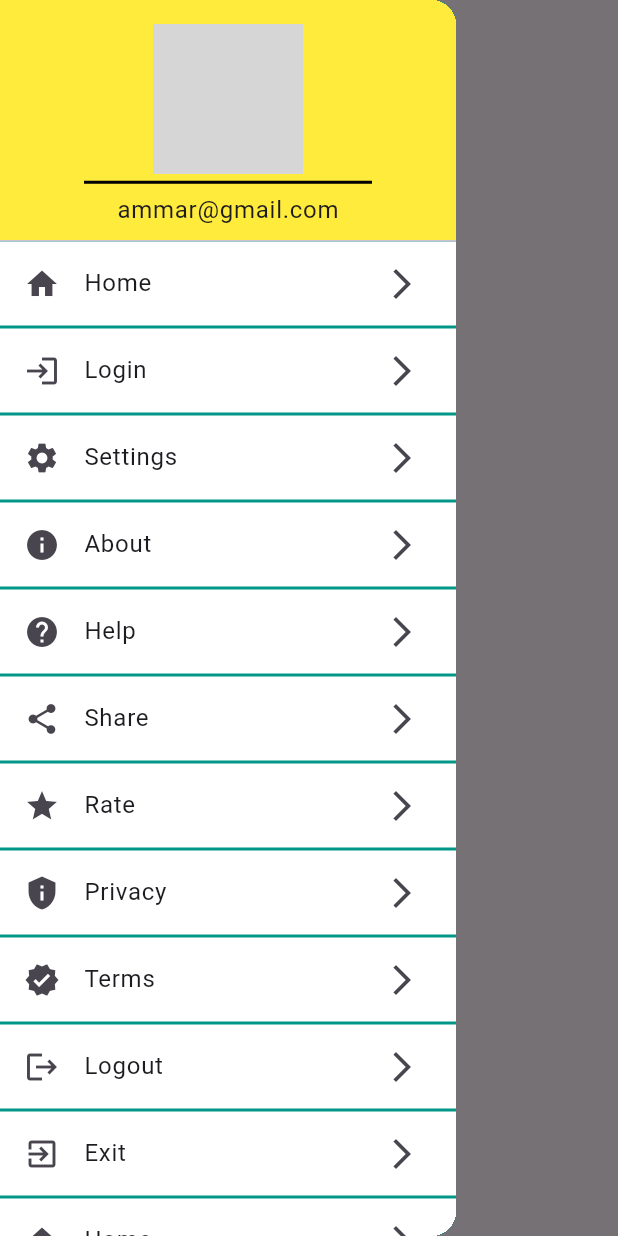
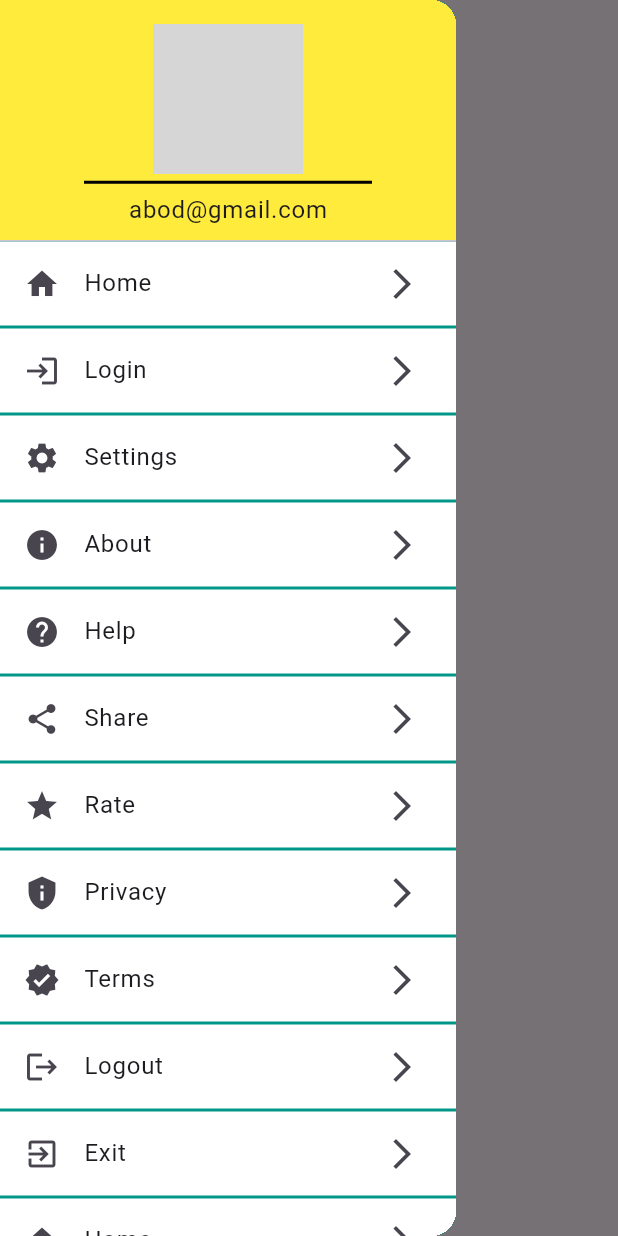
Before and after one commit to AbdalmalikAhmedSaif/project6, a Flutter app: the screen it shows after launch, with the side drawer open, on a phone screen of 412 x 824 dp. Run offline on Flutter 3.47's test engine with Material 3 defaults, Android fonts, the phone set to English and light mode, and no system bars; grey boxes are pictures that could not be loaded.

Commit message:
first commit

```diff
--- a/lib/Home.dart
+++ b/lib/Home.dart
@@ -36,7 +36,7 @@ class MyHomePage extends StatelessWidget {
                     color: Colors.black,
                     thickness: 2,
                   ),
-                  Text("ammar@gmail.com"),
+                  Text("abod@gmail.com"),
                 ],
               ),
             ),
```
Also changed, not shown: 1 other file.
